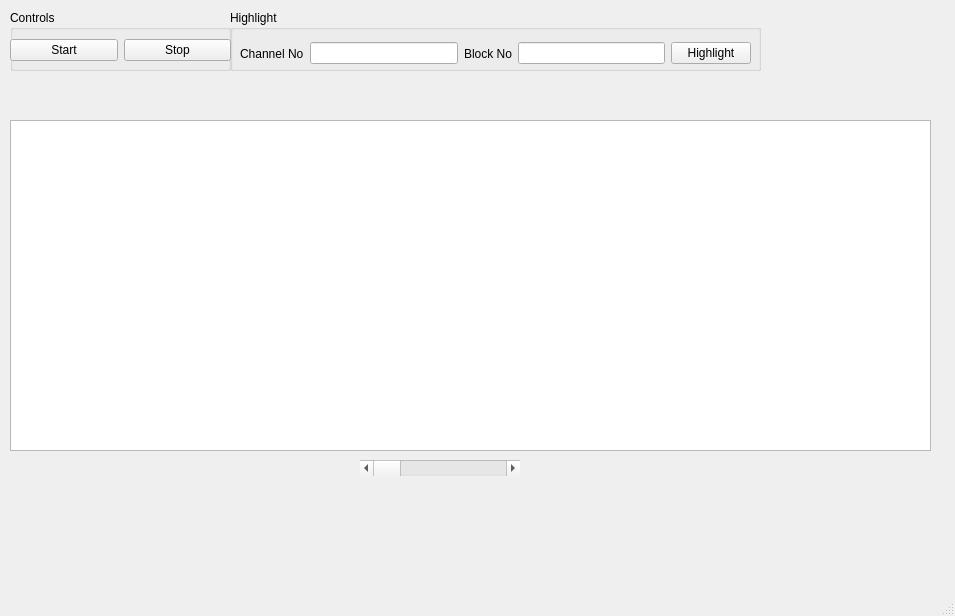
This is narsil/liverun/ui/liveWindow.ui in karempudi/narsil as Qt 5 draws it before an edit. The edited form follows.
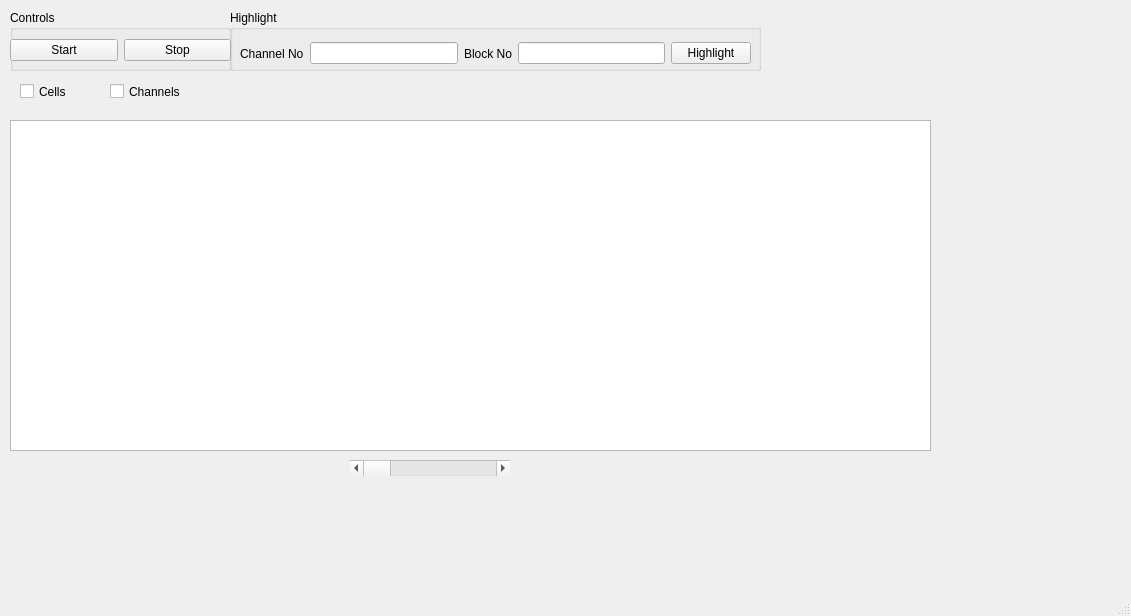
This is the edited form. Custom widgets are drawn as their Qt base class.

Commit message: Live window getting there

Patch:
```diff
--- a/narsil/liverun/ui/liveWindow.ui
+++ b/narsil/liverun/ui/liveWindow.ui
@@ -6,7 +6,7 @@
    <rect>
     <x>0</x>
     <y>0</y>
-    <width>955</width>
+    <width>1131</width>
     <height>616</height>
    </rect>
   </property>
@@ -118,7 +118,7 @@
    <widget class="QScrollBar" name="horizontalScrollBar">
     <property name="geometry">
      <rect>
-      <x>360</x>
+      <x>350</x>
       <y>460</y>
       <width>160</width>
       <height>16</height>
@@ -128,6 +128,32 @@
      <enum>Qt::Horizontal</enum>
     </property>
    </widget>
+   <widget class="QCheckBox" name="cellSegCheckBox">
+    <property name="geometry">
+     <rect>
+      <x>20</x>
+      <y>80</y>
+      <width>92</width>
+      <height>23</height>
+     </rect>
+    </property>
+    <property name="text">
+     <string>Cells</string>
+    </property>
+   </widget>
+   <widget class="QCheckBox" name="channelSegCheckBox">
+    <property name="geometry">
+     <rect>
+      <x>110</x>
+      <y>80</y>
+      <width>92</width>
+      <height>23</height>
+     </rect>
+    </property>
+    <property name="text">
+     <string>Channels</string>
+    </property>
+   </widget>
   </widget>
   <widget class="QMenuBar" name="menubar">
    <property name="geometry">
```
Left out of the diff: 6 changed lines with no effect on the pictures. The commit also changes 4 other files.
